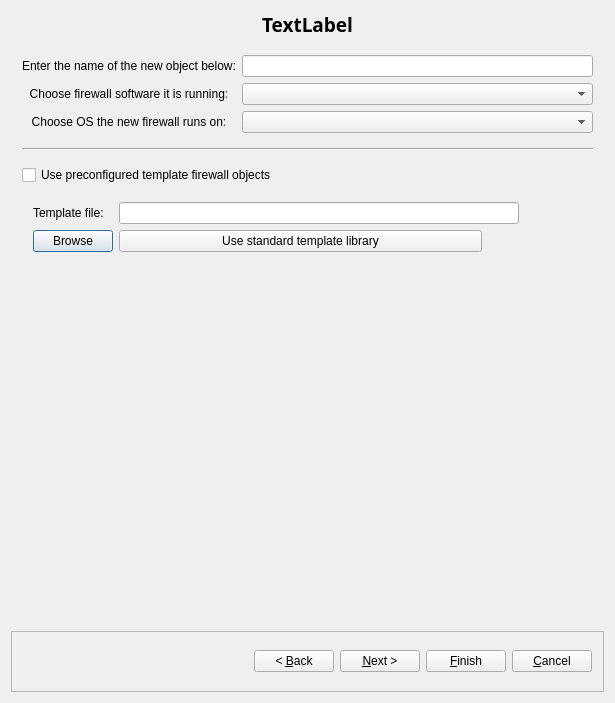
Above: src/gui/newfirewalldialog_q.ui from fwbuilder/fwbuilder before the change. Below: the same form after it.
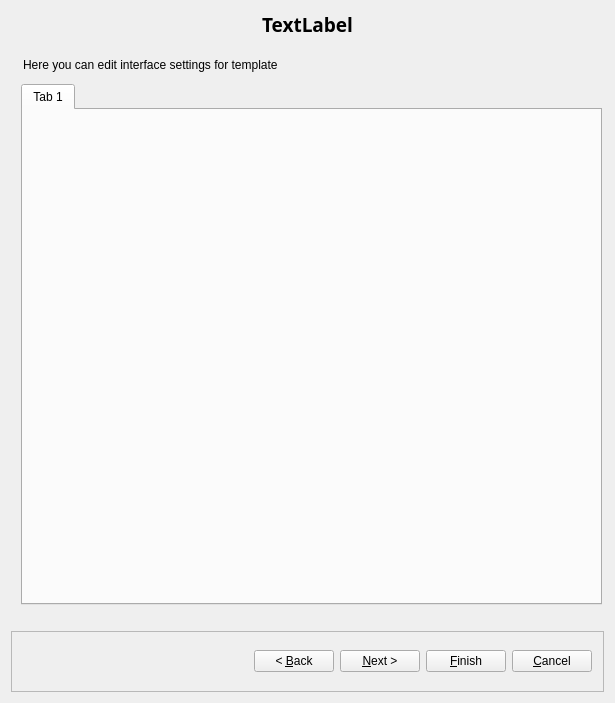
That is the form after the change. Icons and pictures are not drawn.

Commit message: Beginning of template's firewall interface editing

What changed in the file:
```diff
--- a/src/gui/newfirewalldialog_q.ui
+++ b/src/gui/newfirewalldialog_q.ui
@@ -49,8 +49,8 @@
        <height>450</height>
       </size>
      </property>
-     <property name="currentIndex" >
-      <number>0</number>
+     <property name="currentIndex">
+      <number>5</number>
      </property>
      <widget class="QWidget" name="page1" >
       <layout class="QGridLayout" name="gridLayout" >
@@ -1099,6 +1099,39 @@
        </item>
       </layout>
      </widget>
+     <widget class="QWidget" name="page6">
+      <widget class="QLabel" name="label">
+       <property name="geometry">
+        <rect>
+         <x>12</x>
+         <y>12</y>
+         <width>305</width>
+         <height>17</height>
+        </rect>
+       </property>
+       <property name="text">
+        <string>Here you can edit interface settings for template</string>
+       </property>
+      </widget>
+      <widget class="QTabWidget" name="interfaces">
+       <property name="geometry">
+        <rect>
+         <x>10</x>
+         <y>40</y>
+         <width>581</width>
+         <height>521</height>
+        </rect>
+       </property>
+       <property name="currentIndex">
+        <number>0</number>
+       </property>
+       <widget class="QWidget" name="tab">
+        <attribute name="title">
+         <string>Tab 1</string>
+        </attribute>
+       </widget>
+      </widget>
+     </widget>
     </widget>
    </item>
    <item row="2" column="0" >
@@ -1174,7 +1207,7 @@
    </item>
   </layout>
  </widget>
- <layoutdefault spacing="6" margin="11" />
+ <layoutdefault spacing="6" margin="11"/>
  <tabstops>
   <tabstop>obj_name</tabstop>
   <tabstop>platform</tabstop>
```
Left out of the diff: 881 changed lines with no effect on the pictures. The commit also changes 8 other files.
